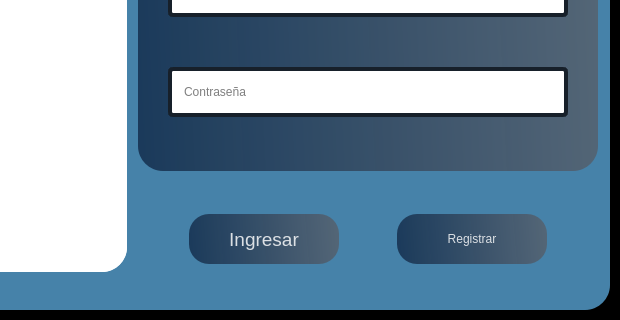
This is interfaces/loggin.ui in Reinaldito04/App-Consultas-y-Historias-Medicas as Qt 5 draws it before an edit; both pictures show x 294 to 914 and y 246 to 566 of the 914 by 566 pixel window. The edited form follows.
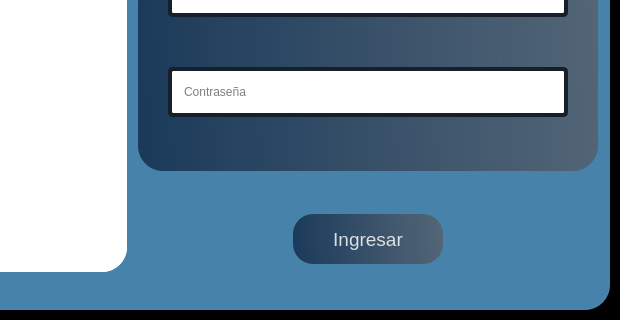
This is the edited form. Icons and pictures are not drawn.

What changed in the file:
```diff
--- a/interfaces/loggin.ui
+++ b/interfaces/loggin.ui
@@ -638,54 +638,6 @@
                   </property>
                  </widget>
                 </item>
-                <item>
-                 <spacer name="horizontalSpacer_5">
-                  <property name="orientation">
-                   <enum>Qt::Horizontal</enum>
-                  </property>
-                  <property name="sizeHint" stdset="0">
-                   <size>
-                    <width>40</width>
-                    <height>20</height>
-                   </size>
-                  </property>
-                 </spacer>
-                </item>
-                <item>
-                 <widget class="QPushButton" name="btn_adduser">
-                  <property name="minimumSize">
-                   <size>
-                    <width>150</width>
-                    <height>50</height>
-                   </size>
-                  </property>
-                  <property name="maximumSize">
-                   <size>
-                    <width>150</width>
-                    <height>16777215</height>
-                   </size>
-                  </property>
-                  <property name="styleSheet">
-                   <string notr="true">QPushButton{
-	font: 75 14pt &quot;MS Shell Dlg 2&quot;;
-color:rgba(255,255,255,210);
-
-border-radius:20px;
-background-color: qlineargradient(spread:pad, x1:0, y1:0.505682 , x2:1 , y2:0.477,stop:0 rgba(20,47,78,219), stop:1 rgba(85,98,112,226));
-}
-QPushButton:hover{
-
-color:rgba(255,255,255,210);
-
-background-color: qlineargradient(spread:pad, x1:0, y1:0.505682 , x2:1 , y2:0.477,stop:0 rgba(128, 0, 255,219), stop:1 rgba(85,98,112,226));
-
-}</string>
-                  </property>
-                  <property name="text">
-                   <string>Registrar</string>
-                  </property>
-                 </widget>
-                </item>
                 <item>
                  <spacer name="horizontalSpacer_3">
                   <property name="orientation">
```
